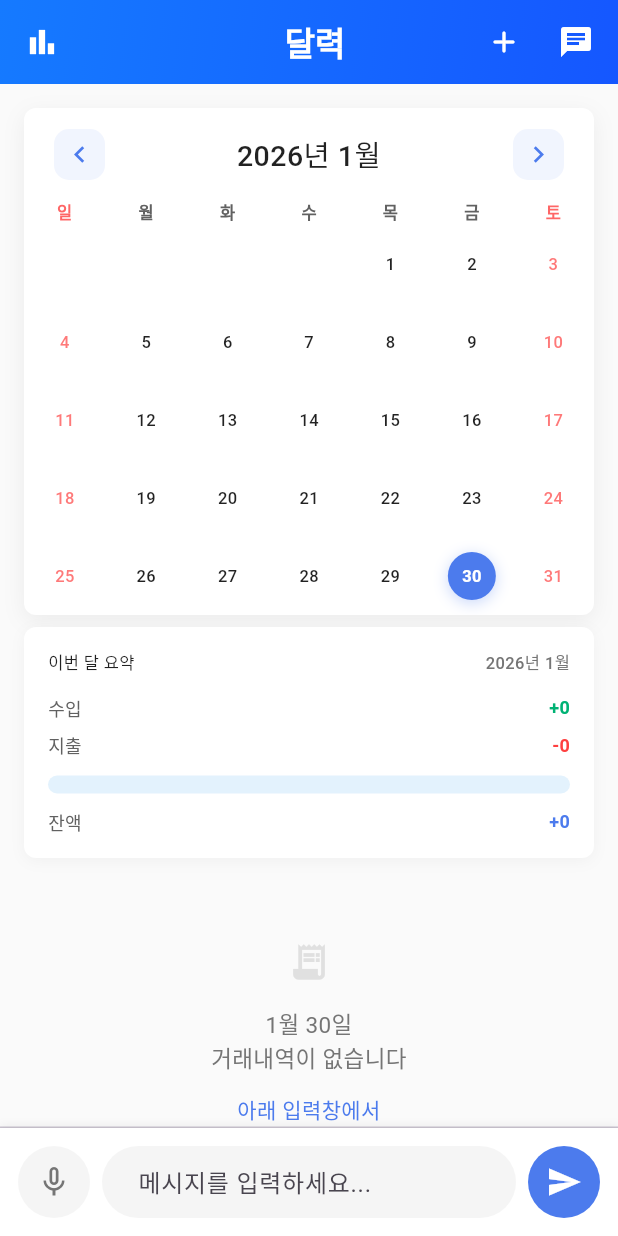
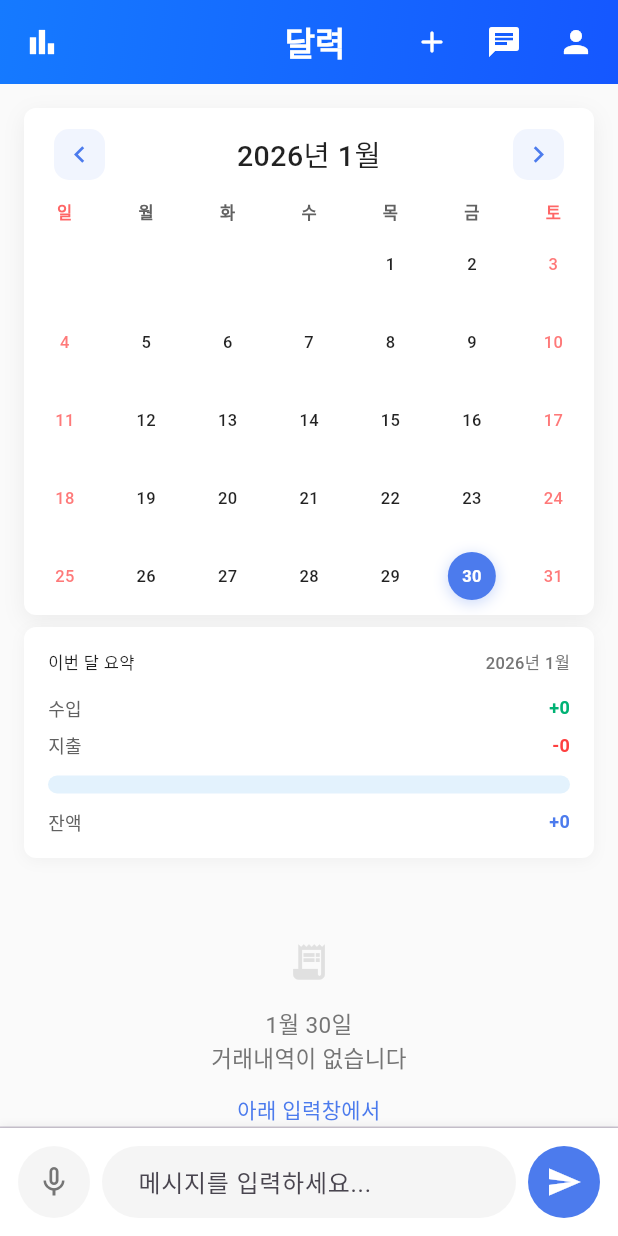
Before and after one commit to ubzzang/moneylog_app, a Flutter app: the HomeScreen screen opened directly, on a phone screen of 412 x 824 dp. Run offline on Flutter 3.47's test engine with Material 3 defaults, Android fonts, the light colour scheme and no system bars; drawn by our look-alikes of table_calendar; our stand-ins replace fl_chart, flutter_slidable, permission_handler, shared_preferences; missing offline and left inert: flutter_sound; accounts and stored records are empty; Roboto replaces fonts that are missing (GmarketSans).

Commit message:
회원정보 수정 / 탈퇴

```diff
--- a/lib/main.dart
+++ b/lib/main.dart
@@ -32,6 +32,7 @@ class MyApp extends StatelessWidget {
       // 추가종료
       //home: const HomeScreen(isLoggedIn: false),
       home: const LoginScreen(),
+
     );
   }
 }
--- a/lib/screens/home_screen.dart
+++ b/lib/screens/home_screen.dart
@@ -1,6 +1,7 @@
 import 'package:flutter/material.dart';
 import 'package:flutter_slidable/flutter_slidable.dart';
 import 'package:moneylog_app/screens/chat_screen.dart';
+import 'package:moneylog_app/screens/password_verification_screen.dart';
 import 'package:moneylog_app/screens/statistics_screen.dart';
 import 'package:moneylog_app/services/auth_service.dart';
 import 'package:moneylog_app/services/transaction_service.dart';
@@ -60,10 +61,10 @@ class _HomeScreenState extends State<HomeScreen> {
   Widget build(BuildContext context) {
     return Scaffold(
       backgroundColor: Colors.grey[50],
-      resizeToAvoidBottomInset: true, // 키보드 올라올 때 화면 조정
+      resizeToAvoidBottomInset: true,
       appBar: CommonAppBar(
         title: '달력',
-
+        showMyPageButton: true,
         onStatisticsPressed: () {
           Navigator.push(
             context,
@@ -94,7 +95,17 @@ class _HomeScreenState extends State<HomeScreen> {
             _loadMonthData(_focusedDay);
           }
         },
-
+        // 마이페이지
+        onMyPagePressed: () {
+          Navigator.push(
+            context,
+            MaterialPageRoute(
+              builder: (context) => const PasswordVerificationScreen(
+                targetRoute: '/mypage',
+              ),
+            ),
+          );
+        },
         onChatPressed: () {
           Navigator.push(
             context,
--- a/lib/screens/statistics_screen.dart
+++ b/lib/screens/statistics_screen.dart
@@ -145,7 +145,7 @@ class _StatisticsScreenState extends State<StatisticsScreen> {
           ),
           Text(
             dateText,
-            style: TextStyle(fontSize: 18, fontWeight: FontWeight.w500),
+            style: TextStyle(fontSize: 18, fontWeight: FontWeight.bold),
           ),
           IconButton(
             icon: Icon(Icons.chevron_right, color: Color(0xFF4C7BED)),
@@ -242,7 +242,7 @@ class _StatisticsScreenState extends State<StatisticsScreen> {
         children: [
           Text(
             '소비 분석',
-            style: TextStyle(fontSize: 18, fontWeight: FontWeight.w500),
+            style: TextStyle(fontSize: 18, fontWeight: FontWeight.bold),
           ),
           SizedBox(height: 16),
           // 카테고리별 막대
@@ -320,7 +320,7 @@ class _StatisticsScreenState extends State<StatisticsScreen> {
         children: [
           Text(
             '수입 / 지출 비교',
-            style: TextStyle(fontSize: 18, fontWeight: FontWeight.w500),
+            style: TextStyle(fontSize: 18, fontWeight: FontWeight.bold),
           ),
           SizedBox(height: 24),
           SizedBox(
--- a/lib/services/transaction_service.dart
+++ b/lib/services/transaction_service.dart
@@ -32,7 +32,7 @@ class TransactionService {
   }) async {
     // 토큰 가져오기
     final prefs = await SharedPreferences.getInstance();
-    final token = prefs.getString('token');
+    final String? token = prefs.getString('token');
 
     // query params 구성
     final queryParams = {
--- a/lib/widgets/common_appbar.dart
+++ b/lib/widgets/common_appbar.dart
@@ -1,22 +1,25 @@
 import 'package:flutter/material.dart';
-
 
 class CommonAppBar extends StatelessWidget implements PreferredSizeWidget {
   final String title;
   final VoidCallback? onStatisticsPressed;
   final VoidCallback? onChatPressed;
-  final VoidCallback? onAddPressed; //영랑 추가
+  final VoidCallback? onAddPressed;
+  final VoidCallback? onMyPagePressed; // ✅ 추가됨
   final bool showBackButton;
   final bool showActions;
+  final bool showMyPageButton; // ✅ 추가됨
 
   const CommonAppBar({
     super.key,
     required this.title,
     this.onStatisticsPressed,
     this.onChatPressed,
-    this.onAddPressed, // 영랑 추가
+    this.onAddPressed,
+    this.onMyPagePressed,
     this.showBackButton = false,
     this.showActions = true,
+    this.showMyPageButton = false
   });
 
   @override
@@ -54,8 +57,7 @@ class CommonAppBar extends StatelessWidget implements PreferredSizeWidget {
           ),
         ],
       ),
-        // + 버튼
-      actionsPadding: const EdgeInsets.only(right: 4), // ✅ 여기 값을 0~4로 조절
+      actionsPadding: const EdgeInsets.only(right: 4),
       actions: showActions
           ? [
         IconButton(
@@ -66,14 +68,16 @@ class CommonAppBar extends StatelessWidget implements PreferredSizeWidget {
           icon: const Icon(Icons.chat, color: Colors.white),
           onPressed: onChatPressed,
         ),
+        if (showMyPageButton)
+          IconButton(
+            icon: const Icon(Icons.person, color: Colors.white),
+            onPressed: onMyPagePressed,
+          ),
         const SizedBox(width: 0),
       ]
-          : null, // ✅ 완전히 제거 (공간도 없음)
-
-
+          : null,
     );
   }
-
 
   @override
   Size get preferredSize => const Size.fromHeight(kToolbarHeight);
```
Also changed, not shown: lib/screens/login_screen.dart (+12 -0 lines).
